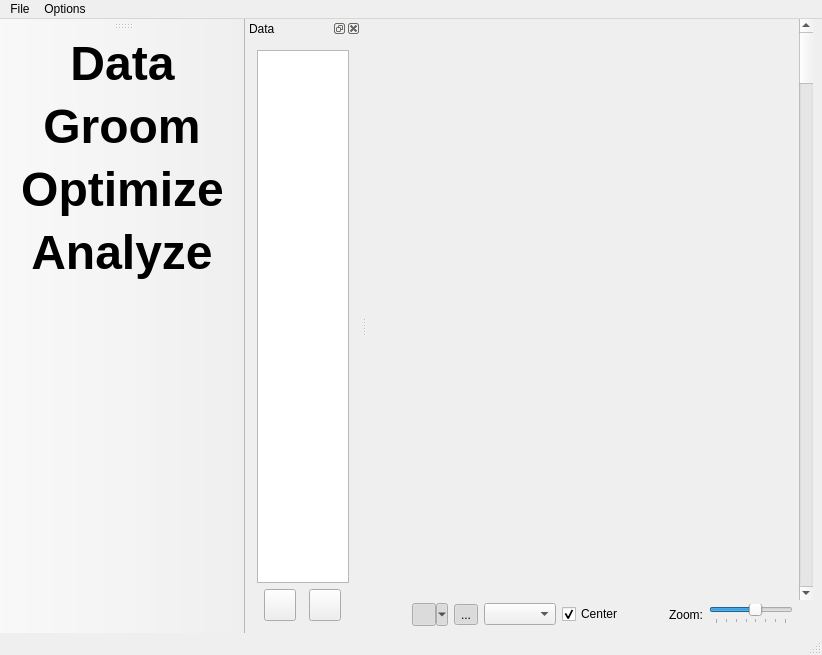
Qt form Studio/src/Application/Visualization/ShapeWorksStudioApp.ui (SCIInstitute/ShapeWorks) before a commit.
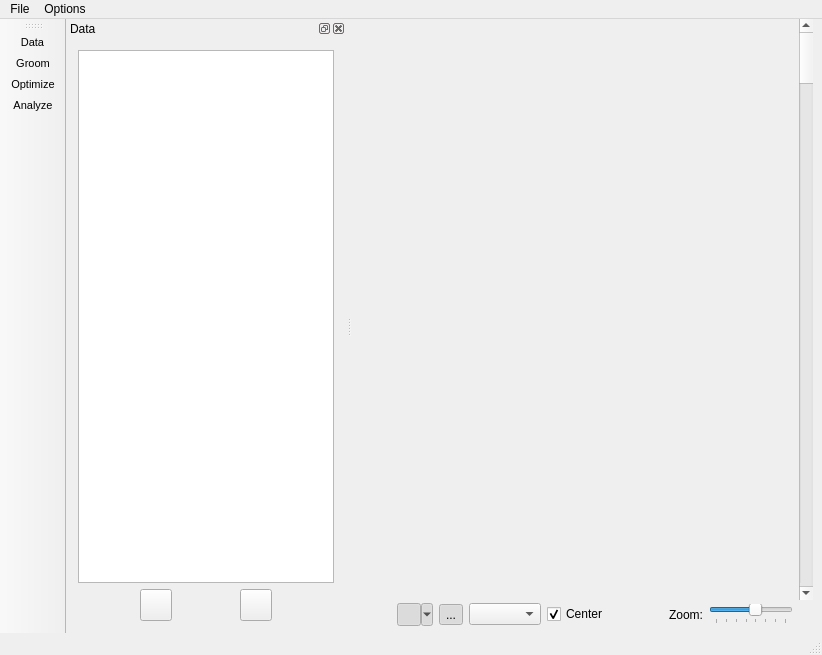
The same form after that commit. Icons and pictures are not drawn. Custom widgets are drawn as their Qt base class.

What changed in the file:
```diff
--- a/Studio/src/Application/Visualization/ShapeWorksStudioApp.ui
+++ b/Studio/src/Application/Visualization/ShapeWorksStudioApp.ui
@@ -391,9 +391,9 @@
   <widget class="QToolBar" name="toolBar">
    <property name="font">
     <font>
-     <pointsize>36</pointsize>
-     <weight>75</weight>
-     <bold>true</bold>
+     <pointsize>8</pointsize>
+     <weight>50</weight>
+     <bold>false</bold>
     </font>
    </property>
    <property name="windowTitle">
```
Left out of the diff: 2 changed lines with no effect on the pictures.
